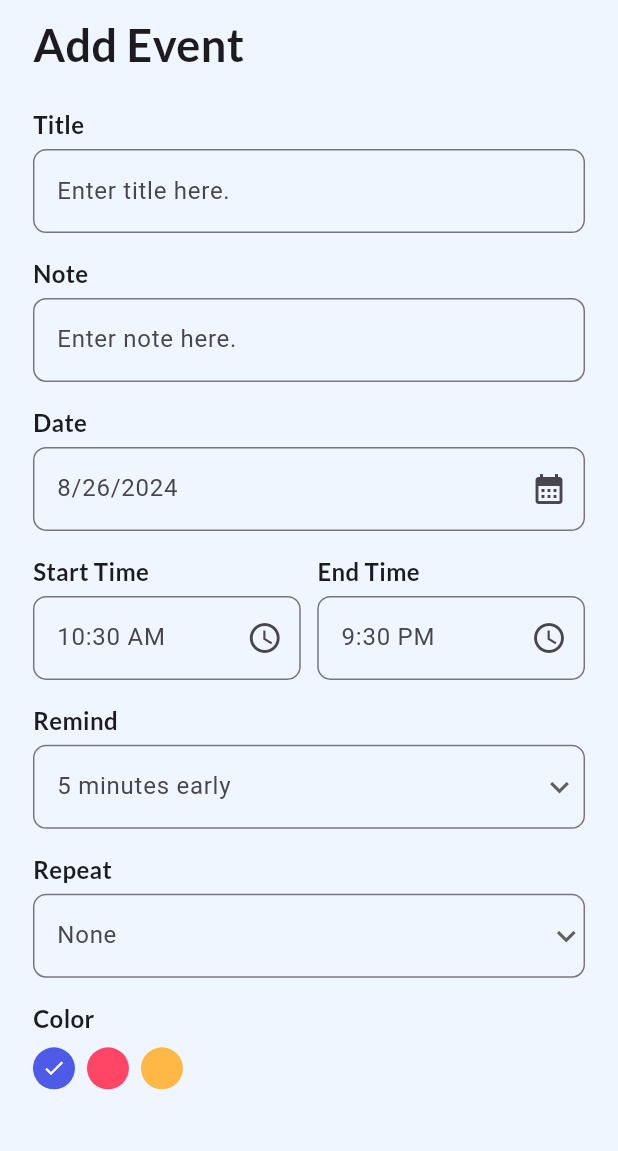
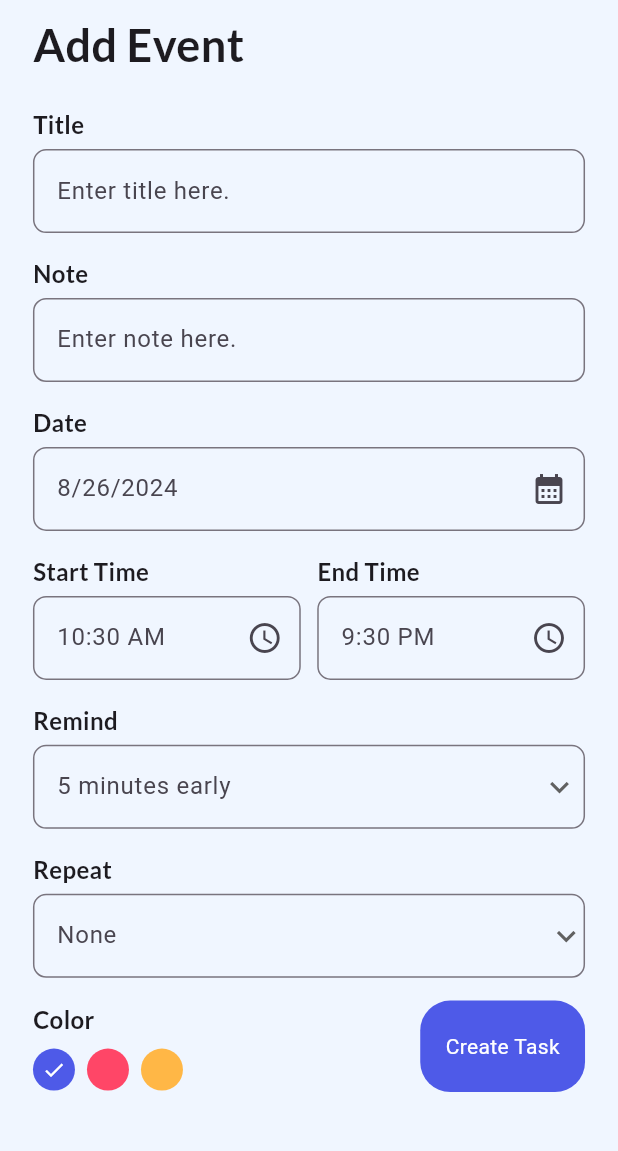
Before and after one commit to Alpha-Ronald/event_planner, a Flutter app: the AddEventPage screen opened directly, on a phone screen of 412 x 824 dp, the part 72-1223 px from its top. Run offline on Flutter 3.47's test engine with Material 3 defaults, Android fonts, the phone set to English and light mode, and no system bars; drawn by our look-alikes of overlay_support; our stand-ins replace date_picker_timeline, firebase_core, flutter_screenutil, google_fonts; accounts and stored records are empty.

Commit message:
Add event screen UI complete

```diff
--- a/lib/features/home_page/pages/add_event_screen.dart
+++ b/lib/features/home_page/pages/add_event_screen.dart
@@ -1,6 +1,7 @@
 // import 'dart:developer';
 
 import 'package:event_planner_app/core/theme.dart';
+import 'package:event_planner_app/features/home_page/widgets/add_event_button.dart';
 import 'package:event_planner_app/features/home_page/widgets/add_event_field.dart';
 import 'package:flutter/material.dart';
 import 'package:flutter_screenutil/flutter_screenutil.dart';
@@ -145,7 +146,15 @@ class _AddEventPageState extends State<AddEventPage> {
                 height: 15.h,
               ),
               Row(
-                children: [_colorPalete()],
+                mainAxisAlignment: MainAxisAlignment.spaceBetween,
+                crossAxisAlignment: CrossAxisAlignment.center,
+                children: [
+                  _colorPalete(),
+                  AddEventButton(
+                    buttonText: 'Create Task',
+                    onTap: () {},
+                  )
+                ],
               )
             ],
           ),
```
